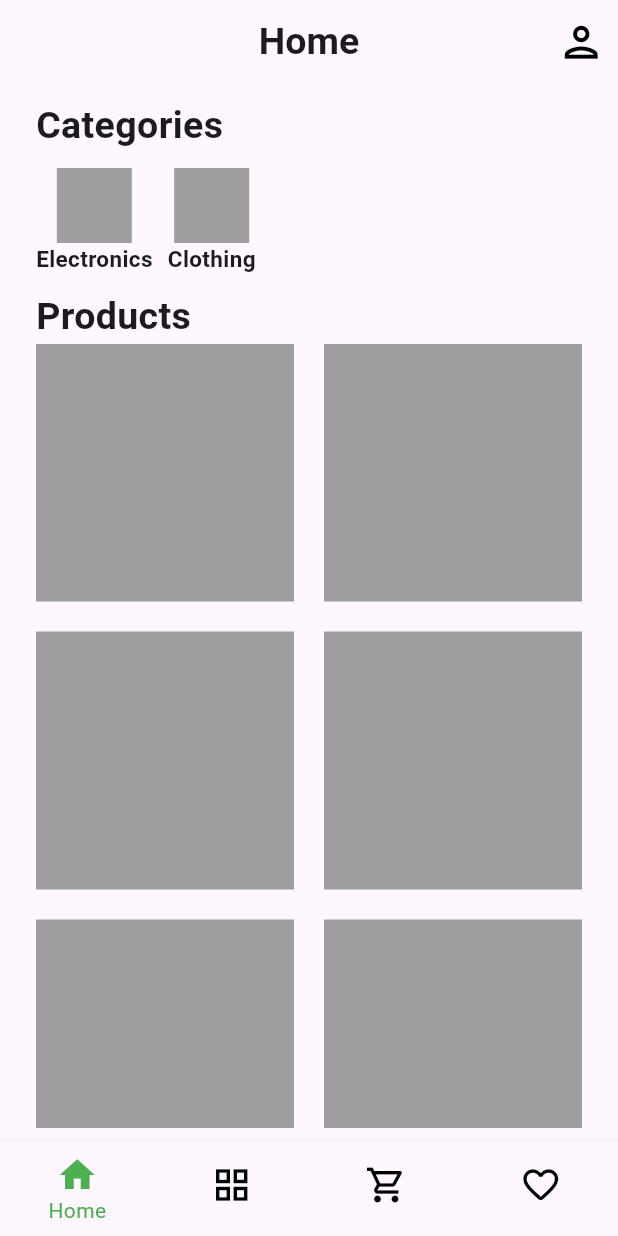
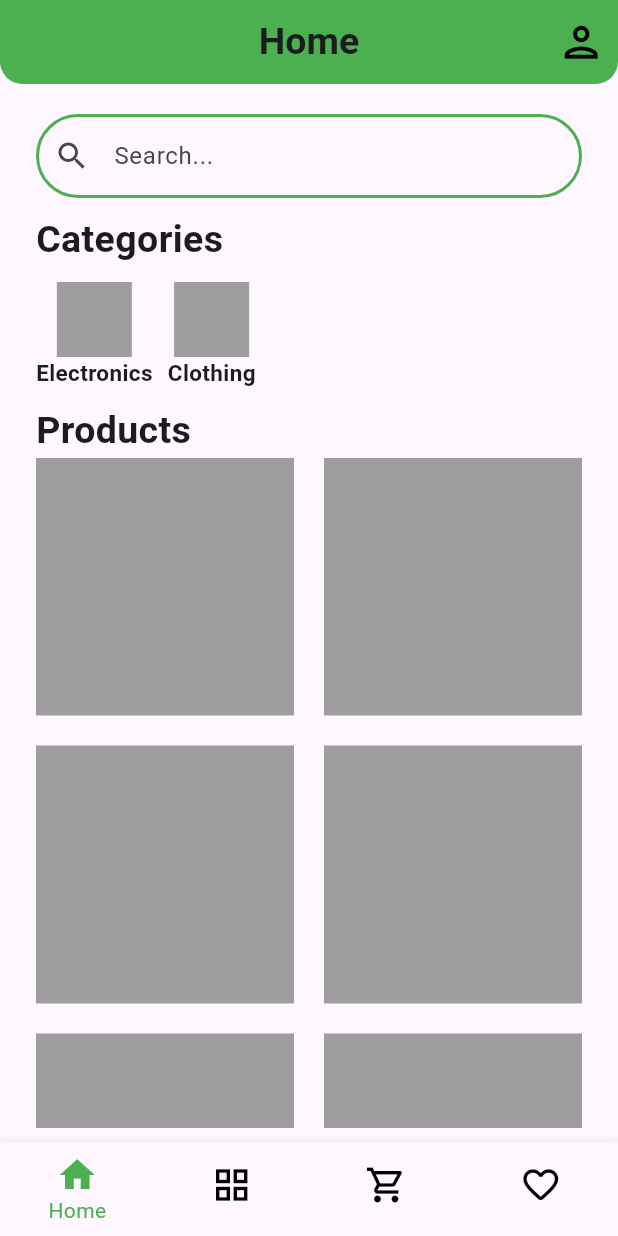
Before and after one commit to omarhelmy2004/eshop, a Flutter app: the screen it shows after launch, on a phone screen of 412 x 824 dp. Run offline on Flutter 3.47's test engine with Material 3 defaults, Android fonts, the phone set to English and light mode, and no system bars.

Commit message:
changed app bar and added search bar

```diff
--- a/lib/core/presentation/widgets/main_view.dart
+++ b/lib/core/presentation/widgets/main_view.dart
@@ -33,9 +33,29 @@ class _MainViewState extends State<MainView> {
   @override
   Widget build(BuildContext context) {
     return Scaffold(
+
         appBar: AppBar(
+
+          backgroundColor: Colors.green,
+          shape: ShapeBorder.lerp(
+            // ignore: prefer_const_constructors
+            RoundedRectangleBorder(
+              borderRadius: const BorderRadius.only(
+                bottomLeft: Radius.circular(20),
+                bottomRight: Radius.circular(20),
+              ),
+            ),
+            const RoundedRectangleBorder(
+              borderRadius: BorderRadius.only(
+                bottomLeft: Radius.circular(10),
+                bottomRight: Radius.circular(10),
+              ),
+            ),
+            0.5,
+          ),
+          scrolledUnderElevation: 0,
           title: Text( pageNameOfSelectedIndex(selectedIndex) ,
-          style:  TextStyle(fontSize: 25, fontWeight: FontWeight.bold )),
+          style:  const TextStyle(fontSize: 25, fontWeight: FontWeight.bold )),
 
           centerTitle: true,
           actions: const [
--- /dev/null
+++ b/lib/core/presentation/widgets/search_bar.dart
@@ -0,0 +1,41 @@
+import 'package:flutter/material.dart';
+
+class CustomSearchBar extends StatelessWidget {
+  const CustomSearchBar({
+    super.key, required this.enColor, required this.foColor,
+  });
+  final Color enColor;
+  final Color foColor;
+  @override
+  Widget build(BuildContext context) {
+    return  Padding(
+      padding: const EdgeInsets.symmetric(vertical: 10),
+      child: TextField(
+        decoration: InputDecoration(
+          hintText: 'Search...',
+          prefixIcon: const Icon(Icons.search),
+          border: const OutlineInputBorder(
+            borderRadius: BorderRadius.all(Radius.circular(30.0)),
+          ),
+          focusedBorder: OutlineInputBorder(
+            borderRadius: const BorderRadius.all(Radius.circular(30.0)),
+              borderSide: BorderSide(
+                width: 2,
+                color: foColor,
+
+              ),
+
+            ),
+            enabledBorder: OutlineInputBorder(
+              borderRadius: const BorderRadius.all(Radius.circular(30.0)),
+              borderSide: BorderSide(
+                width: 2,
+                color: enColor,
+              ),
+
+            ),
+        ),
+      ),
+    );
+  }
+}
--- a/lib/features/products/presentation/pages/products_page.dart
+++ b/lib/features/products/presentation/pages/products_page.dart
@@ -1,3 +1,4 @@
+import 'package:eshop/core/presentation/widgets/search_bar.dart';
 import 'package:flutter/material.dart';
 
 class ProductsPage extends StatelessWidget {
@@ -6,13 +7,14 @@ class ProductsPage extends StatelessWidget {
   @override
   Widget build(BuildContext context) {
     return Scaffold(
-
       body: Padding(
         padding: const EdgeInsets.symmetric(horizontal: 24.0, vertical: 10),
         child: Column(
           crossAxisAlignment: CrossAxisAlignment.start,
           children: [
 
+            CustomSearchBar(enColor: Colors.green,
+                foColor: Colors.black,),
             const Text('Categories', style: TextStyle(fontSize: 25, fontWeight: FontWeight.bold)),
             Padding(
               padding: const EdgeInsets.symmetric(vertical: 10),
```
Also changed, not shown: lib/features/auth/presentation/pages/login_page.dart (+10 -10 lines).
